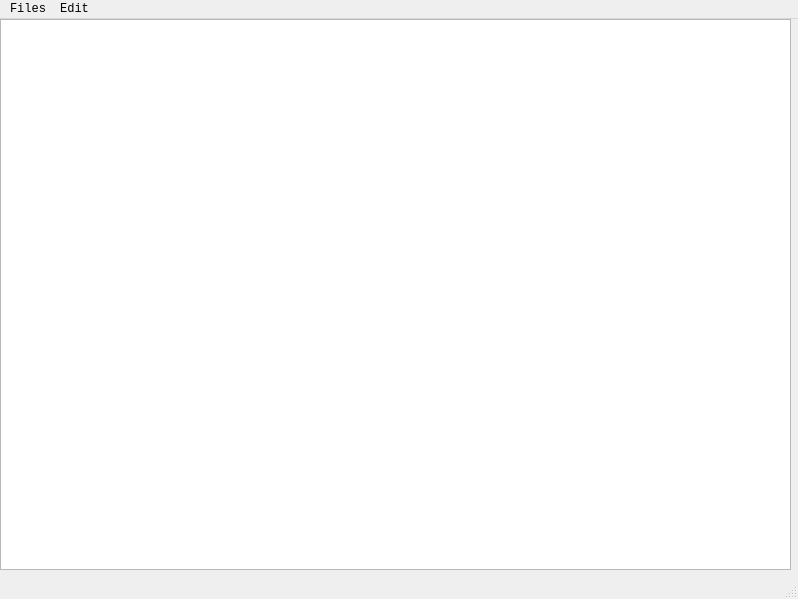
This is mainwindow.ui in Emirhan-Kilic/NPad as Qt 5 draws it before an edit. The edited form follows.
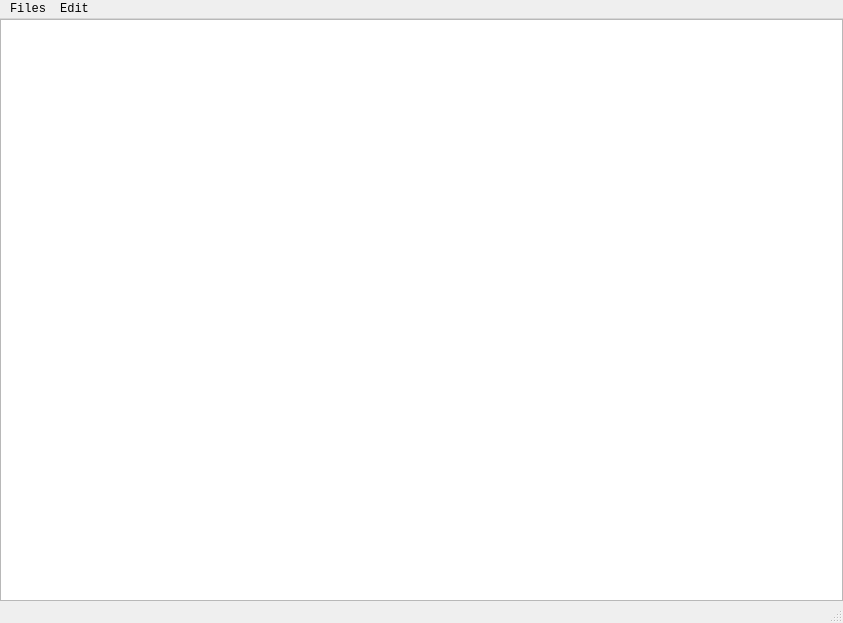
This is the edited form. Icons and pictures are not drawn.

What changed in the file:
```diff
--- a/mainwindow.ui
+++ b/mainwindow.ui
@@ -6,8 +6,8 @@
    <rect>
     <x>0</x>
     <y>0</y>
-    <width>798</width>
-    <height>599</height>
+    <width>843</width>
+    <height>623</height>
    </rect>
   </property>
   <property name="windowTitle">
@@ -17,16 +17,27 @@
    <iconset theme="document-new"/>
   </property>
   <widget class="QWidget" name="centralwidget">
-   <widget class="QWidget" name="verticalLayoutWidget">
-    <property name="geometry">
-     <rect>
-      <x>0</x>
-      <y>0</y>
-      <width>791</width>
-      <height>551</height>
-     </rect>
+   <layout class="QHBoxLayout" name="horizontalLayout">
+    <property name="spacing">
+     <number>0</number>
     </property>
+    <property name="leftMargin">
+     <number>0</number>
+    </property>
+    <property name="topMargin">
+     <number>0</number>
+    </property>
+    <property name="rightMargin">
+     <number>0</number>
+    </property>
+    <property name="bottomMargin">
+     <number>0</number>
+    </property>
+    <item>
     <layout class="QVBoxLayout" name="verticalLayout">
+      <property name="spacing">
+       <number>0</number>
+      </property>
      <item>
       <widget class="QTextEdit" name="textEdit">
        <property name="font">
@@ -35,17 +46,27 @@
          <pointsize>11</pointsize>
         </font>
        </property>
+        <property name="frameShadow">
+         <enum>QFrame::Plain</enum>
+        </property>
+        <property name="lineWrapMode">
+         <enum>QTextEdit::NoWrap</enum>
+        </property>
+        <property name="lineWrapColumnOrWidth">
+         <number>10</number>
+        </property>
       </widget>
      </item>
     </layout>
-   </widget>
+    </item>
+   </layout>
   </widget>
   <widget class="QMenuBar" name="menubar">
    <property name="geometry">
     <rect>
      <x>0</x>
      <y>0</y>
-     <width>798</width>
+     <width>843</width>
      <height>19</height>
     </rect>
    </property>
```
Lines whose indentation alone changed are shown as unchanged.
